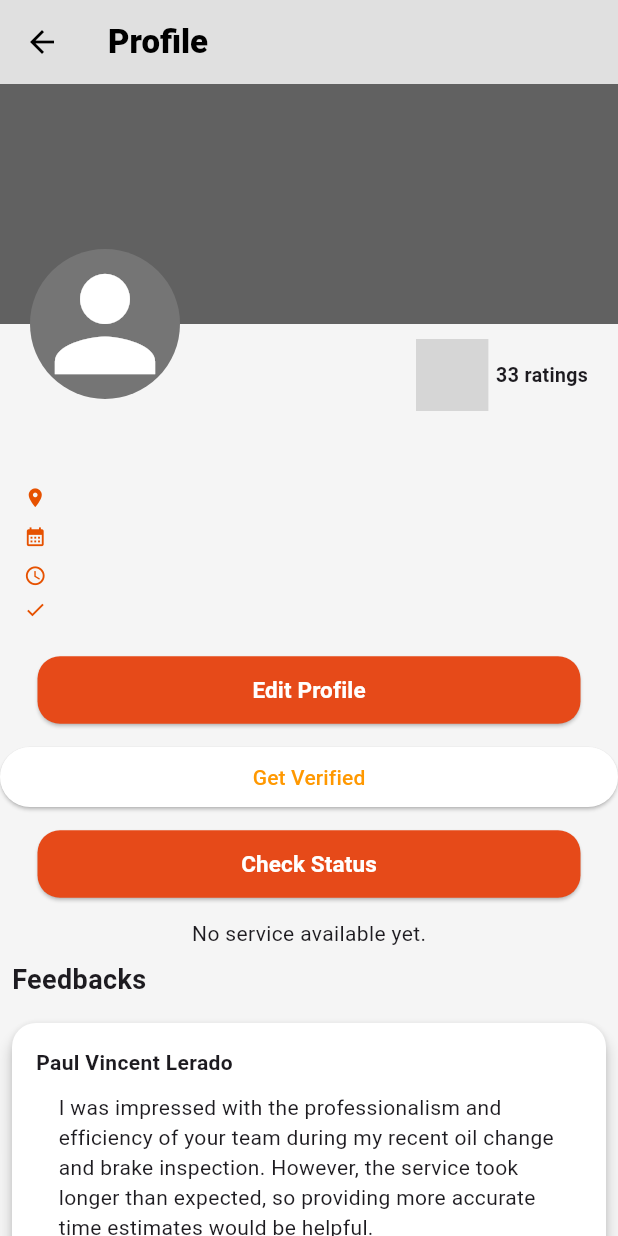
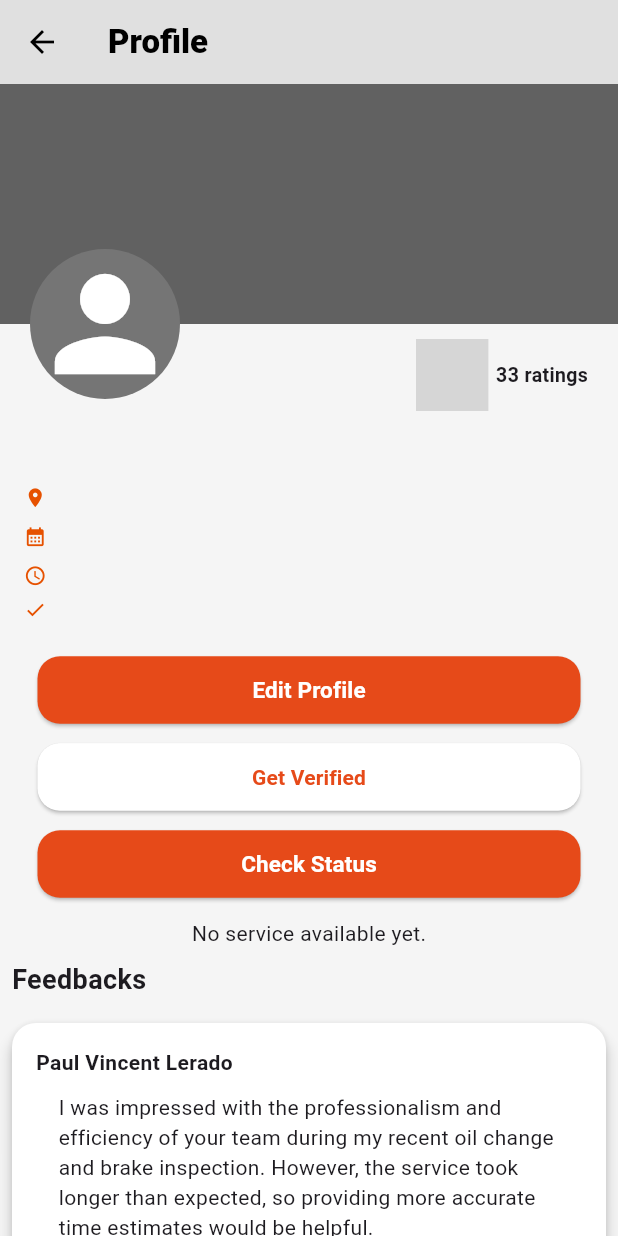
Before and after one commit to TechPyllars2024/AutoCareAutomotive, a Flutter app: the AutomotiveProfileScreen screen opened directly, on a phone screen of 412 x 824 dp. Run offline on Flutter 3.47's test engine with Material 3 defaults, Android fonts, the phone set to English and light mode, and no system bars; our stand-ins replace carousel_slider, cloud_firestore, curved_navigation_bar, file_picker, firebase_auth, firebase_core and 8 more; missing offline and left inert: flutter_pannable_rating_bar, flutter_pdfview; accounts and stored records are empty; grey boxes are pictures that could not be loaded.

Commit message:
feature-verification_management: working verification management

```diff
--- a/lib/ProfileManagement/screens/automotive_profile.dart
+++ b/lib/ProfileManagement/screens/automotive_profile.dart
@@ -102,14 +102,19 @@ class _AutomotiveProfileScreenState extends State<AutomotiveProfileScreen> {
     text: 'Edit Profile',
   );
 
-  Widget buildGetVerified() => ElevatedButton(
+  Widget buildGetVerified() => Padding(
+    padding: const EdgeInsets.symmetric(horizontal: 25),
+    child: ElevatedButton(
     onPressed: getVerified,
     style: ElevatedButton.styleFrom(
-      foregroundColor: Colors.orange, backgroundColor: Colors.white, // Orange text
-      padding: const EdgeInsets.symmetric(vertical: 8, horizontal: 16), // Smaller padding
+      shape: RoundedRectangleBorder(
+        borderRadius: BorderRadius.circular(15),
+      ),
+      minimumSize: const Size(400, 45),
+      backgroundColor: Colors.white, // Applied deep orange shade
     ),
-    child: const Text('Get Verified'),
-
+    child: Text('Get Verified', style: TextStyle(color: Colors.deepOrange.shade700, fontWeight: FontWeight.bold),),
+  )
   );
   Widget buildCheckStatus() => WideButtons(
     onTap: checkStatus,
```
